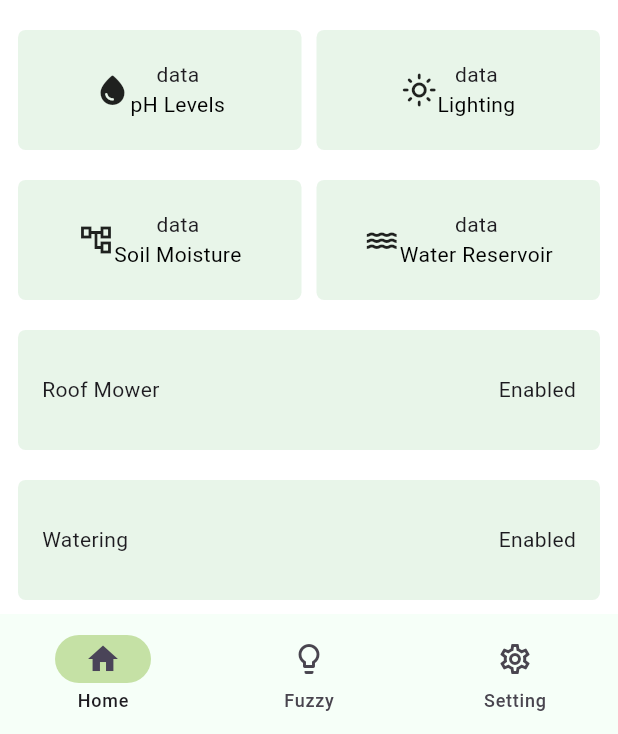
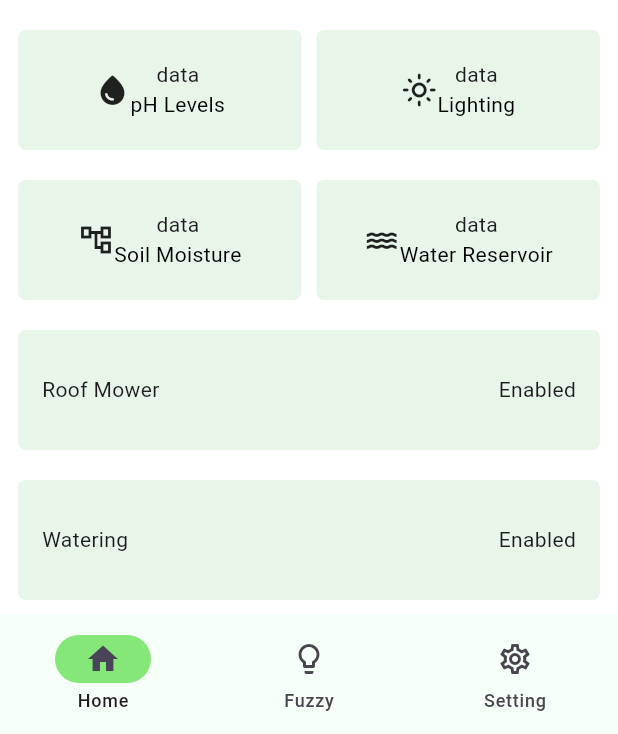
Before and after one commit to lanceyard/006-air-temperature-app, a Flutter app: the screen it shows after launch, scrolled down 85 dp, on a phone screen of 412 x 824 dp, the part 502-1236 px from its top. Run offline on Flutter 3.47's test engine with Material 3 defaults, Android fonts, the phone set to English and light mode, and no system bars; our stand-ins replace firebase_core, firebase_database; accounts and stored records are empty.

Commit message:
feat: update navbar indicator color

```diff
--- a/lib/presentation/home_screen/home_page.dart
+++ b/lib/presentation/home_screen/home_page.dart
@@ -39,7 +39,7 @@ class _HomeState extends State<Home> {
             currentPageIndex = index;
           });
         },
-        indicatorColor: Colors.lightGreen[200],
+        indicatorColor: Color(0xFF86E779),
         backgroundColor: Color(0xfff6fff8),
         selectedIndex: currentPageIndex,
         surfaceTintColor: Colors.transparent,
```
